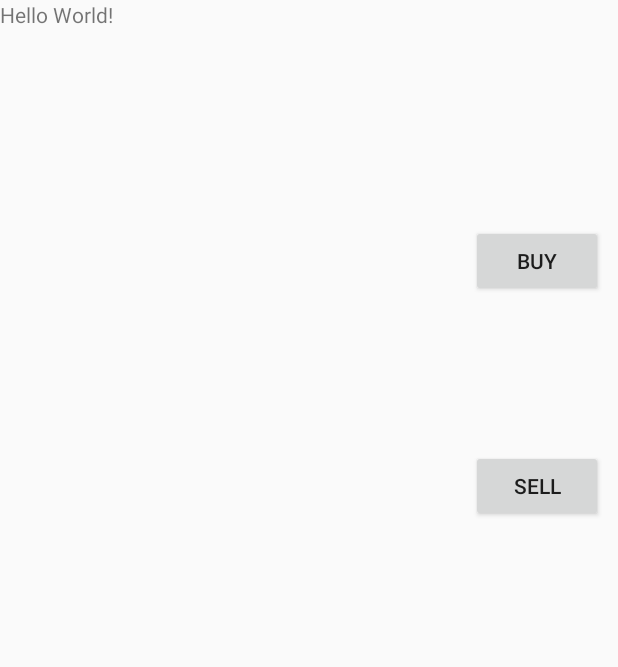
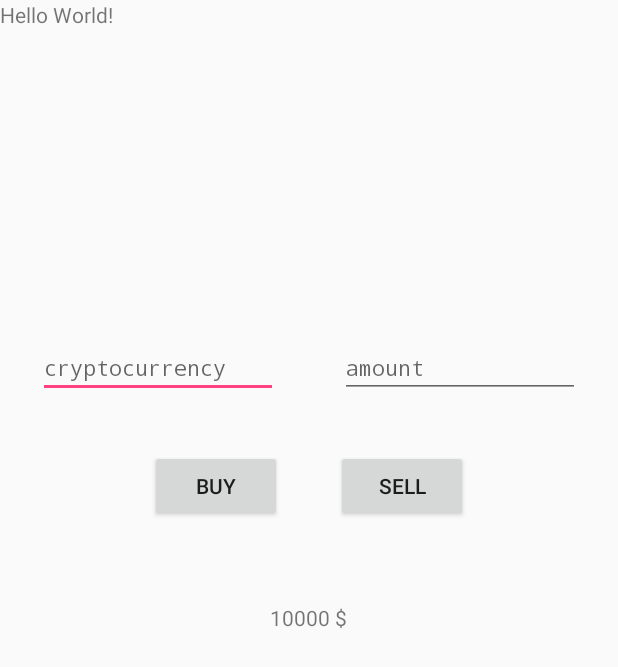
Before and after one commit to pyroblaster/cryptoCurrencyTrade, an Android app: the layout fragment_trade.xml on its own in the app's theme, with its tools: preview values and no code run, on a phone screen of 412 x 824 dp. Shown: the top 667 px of the screen. Run offline under Robolectric (Android 15) with nearby library versions, the phone set to English and light mode, and no system bars.

Commit message:
trade fragment

```diff
--- a/app/src/main/AndroidManifest.xml
+++ b/app/src/main/AndroidManifest.xml
@@ -14,7 +14,7 @@
         android:theme="@style/AppTheme">
 
         <activity
-            android:name=".ui.LoginActivity"
+            android:name=".MainActivity"
             android:screenOrientation="portrait">
             <intent-filter>
                 <action android:name="android.intent.action.MAIN" />
@@ -22,7 +22,7 @@
                 <category android:name="android.intent.category.LAUNCHER" />
             </intent-filter>
         </activity>
-        <activity android:name=".MainActivity" />
+
     </application>
 
 </manifest>
--- a/app/src/main/res/layout/fragment_trade.xml
+++ b/app/src/main/res/layout/fragment_trade.xml
@@ -11,23 +11,54 @@
         android:layout_height="match_parent"
         android:text="@string/hello_blank_fragment" />
 
+    <EditText
+        android:id="@+id/coinName"
+        android:layout_width="wrap_content"
+        android:layout_height="wrap_content"
+        android:layout_gravity="left"
+        android:layout_marginLeft="25dp"
+        android:layout_marginTop="225dp"
+        android:ems="10"
+        android:hint="cryptocurrency"
+        android:inputType="textPersonName"
+        android:textSize="14sp"
+        android:typeface="monospace" />
+
+    <EditText
+        android:id="@+id/tradeAmount"
+        android:layout_width="wrap_content"
+        android:layout_height="wrap_content"
+        android:layout_gravity="right"
+        android:layout_marginRight="25dp"
+        android:layout_marginTop="225dp"
+        android:ems="10"
+        android:hint="amount"
+        android:inputType="textPersonName"
+        android:textSize="14sp"
+        android:typeface="monospace" />
+    <TextView
+        android:id="@+id/tradePrice"
+        android:layout_width="wrap_content"
+        android:layout_height="wrap_content"
+        android:layout_gravity="center"
+        android:text="10000 $" />
+
     <Button
         android:id="@+id/buyButton"
         android:layout_width="wrap_content"
         android:layout_height="wrap_content"
-
-        android:layout_gravity="right"
-        android:layout_marginRight="10dp"
-        android:layout_marginTop="150dp"
+        android:layout_gravity="left"
+        android:layout_marginLeft="100dp"
+        android:layout_marginTop="300dp"
         android:text="Buy" />
 
     <Button
         android:id="@+id/sellButton"
-        android:layout_gravity="right"
-        android:layout_marginRight="10dp"
-        android:layout_marginTop="300dp"
         android:layout_width="wrap_content"
         android:layout_height="wrap_content"
+        android:layout_gravity="right"
+        android:layout_marginRight="100dp"
+        android:layout_marginTop="300dp"
         android:text="Sell" />
 
 </FrameLayout>
```
Also changed, not shown: app/src/main/java/com/reptil/panda/cryptocurrencytrading/fragments/TradeFragment.kt (+20 -0 lines), app/src/main/res/layout/fragment_portfolio.xml (+14 -11 lines).
